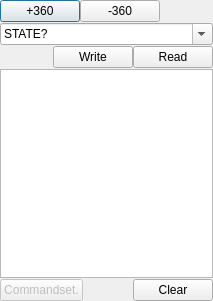
Before: the Qt Designer form source/wnd/ui/deviceconsole.ui in ww4u/megarobostudio, drawn with Qt 5.
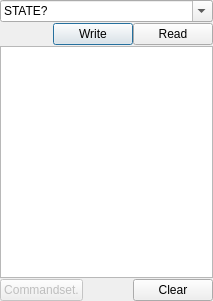
After: the same form once the commit is applied. Icons and pictures are not drawn.

What changed in the file:
```diff
--- a/source/wnd/ui/deviceconsole.ui
+++ b/source/wnd/ui/deviceconsole.ui
@@ -30,45 +30,23 @@
     <number>0</number>
    </property>
    <item row="2" column="0" colspan="2">
-    <layout class="QHBoxLayout" name="horizontalLayout_2">
+    <widget class="QComboBox" name="comboBox">
+     <property name="editable">
+      <bool>true</bool>
+     </property>
      <item>
-      <widget class="QPushButton" name="btnRst">
-       <property name="text">
-        <string>+360</string>
-       </property>
-       <property name="icon">
-        <iconset resource="../res/res.qrc">
-         <normaloff>:/res/image/icon/332.png</normaloff>:/res/image/icon/332.png</iconset>
-       </property>
-      </widget>
+      <property name="text">
+       <string>STATE?</string>
+      </property>
      </item>
      <item>
-      <widget class="QPushButton" name="btnCls">
-       <property name="text">
-        <string>-360</string>
-       </property>
-       <property name="icon">
-        <iconset resource="../res/res.qrc">
-         <normaloff>:/res/image/icon/332.png</normaloff>:/res/image/icon/332.png</iconset>
-       </property>
-      </widget>
+      <property name="text">
+       <string>*IDN?</string>
+      </property>
      </item>
-     <item>
-      <spacer name="horizontalSpacer_3">
-       <property name="orientation">
-        <enum>Qt::Horizontal</enum>
-       </property>
-       <property name="sizeHint" stdset="0">
-        <size>
-         <width>40</width>
-         <height>20</height>
-        </size>
-       </property>
-      </spacer>
-     </item>
-    </layout>
+    </widget>
    </item>
-   <item row="4" column="0" colspan="2">
+   <item row="3" column="0" colspan="2">
     <layout class="QHBoxLayout" name="horizontalLayout">
      <item>
       <spacer name="horizontalSpacer">
@@ -107,7 +85,7 @@
      </item>
     </layout>
    </item>
-   <item row="7" column="0" colspan="2">
+   <item row="6" column="0" colspan="2">
     <widget class="QListWidget" name="listWidget">
      <property name="sizePolicy">
       <sizepolicy hsizetype="Expanding" vsizetype="Expanding">
@@ -155,23 +133,6 @@
      </item>
     </layout>
    </item>
-   <item row="3" column="0" colspan="2">
-    <widget class="QComboBox" name="comboBox">
-     <property name="editable">
-      <bool>true</bool>
-     </property>
-     <item>
-      <property name="text">
-       <string>STATE?</string>
-      </property>
-     </item>
-     <item>
-      <property name="text">
-       <string>*IDN?</string>
-      </property>
-     </item>
-    </widget>
-   </item>
   </layout>
  </widget>
  <resources>
```
Left out of the diff: 2 changed lines with no effect on the pictures.
